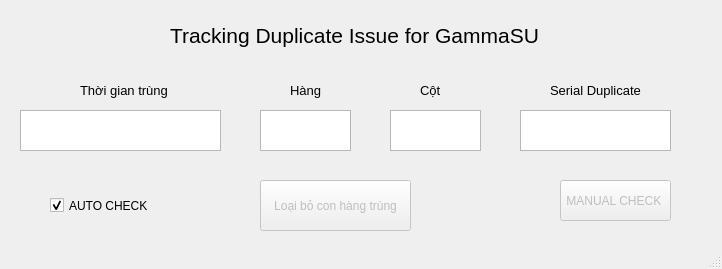
Before: the Qt Designer form Interface.ui in OnTuQuocDat/CheckDuplicatewithVBscript, drawn with Qt 5.
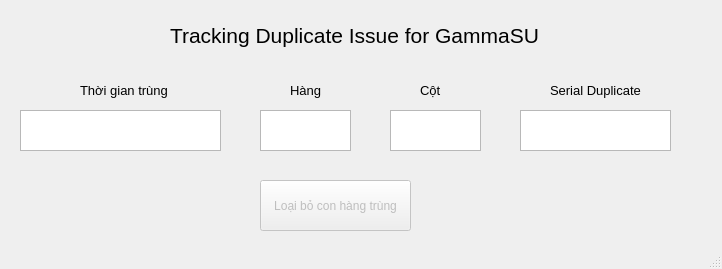
After: the same form once the commit is applied.

Diff of the .ui file:
```diff
--- a/Interface.ui
+++ b/Interface.ui
@@ -172,41 +172,6 @@
      <string>Loại bỏ con hàng trùng</string>
     </property>
    </widget>
-   <widget class="QCheckBox" name="Auto_check_box">
-    <property name="enabled">
-     <bool>true</bool>
-    </property>
-    <property name="geometry">
-     <rect>
-      <x>50</x>
-      <y>190</y>
-      <width>101</width>
-      <height>31</height>
-     </rect>
-    </property>
-    <property name="text">
-     <string>AUTO CHECK</string>
-    </property>
-    <property name="checked">
-     <bool>true</bool>
-    </property>
-   </widget>
-   <widget class="QPushButton" name="manual_check">
-    <property name="enabled">
-     <bool>false</bool>
-    </property>
-    <property name="geometry">
-     <rect>
-      <x>560</x>
-      <y>180</y>
-      <width>111</width>
-      <height>41</height>
-     </rect>
-    </property>
-    <property name="text">
-     <string>MANUAL CHECK </string>
-    </property>
-   </widget>
   </widget>
   <widget class="QStatusBar" name="statusbar"/>
  </widget>
```
